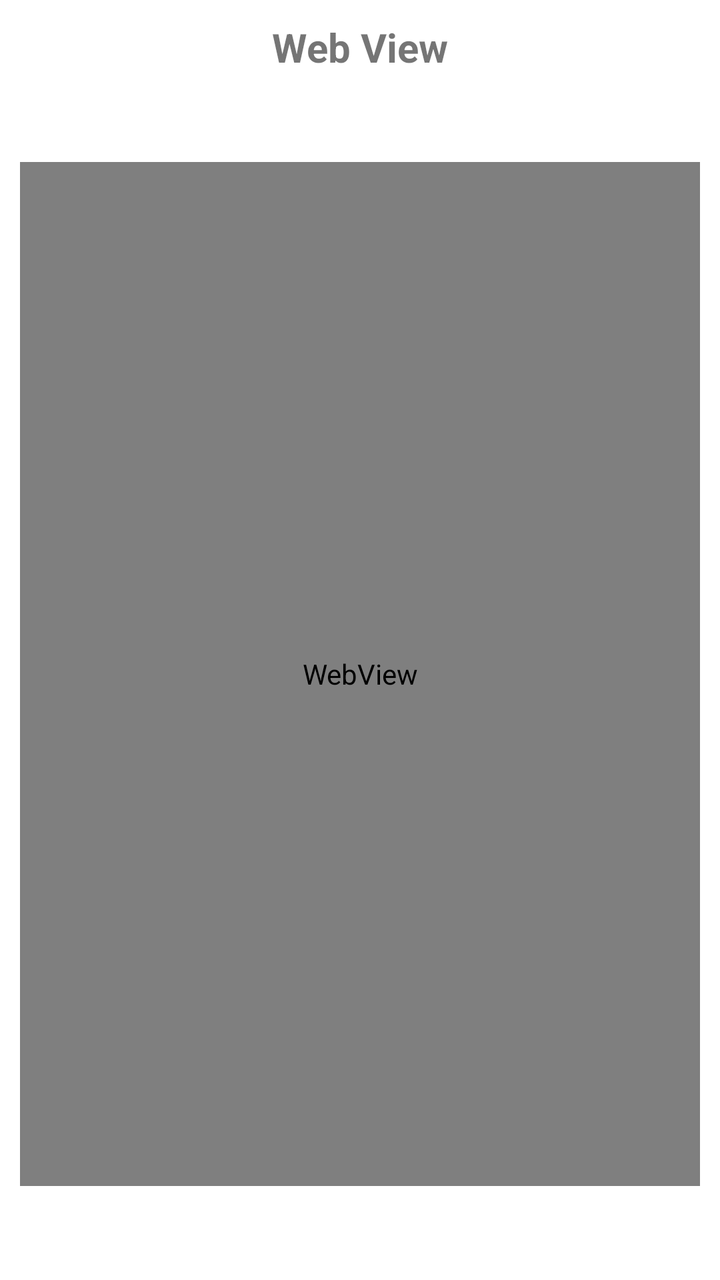
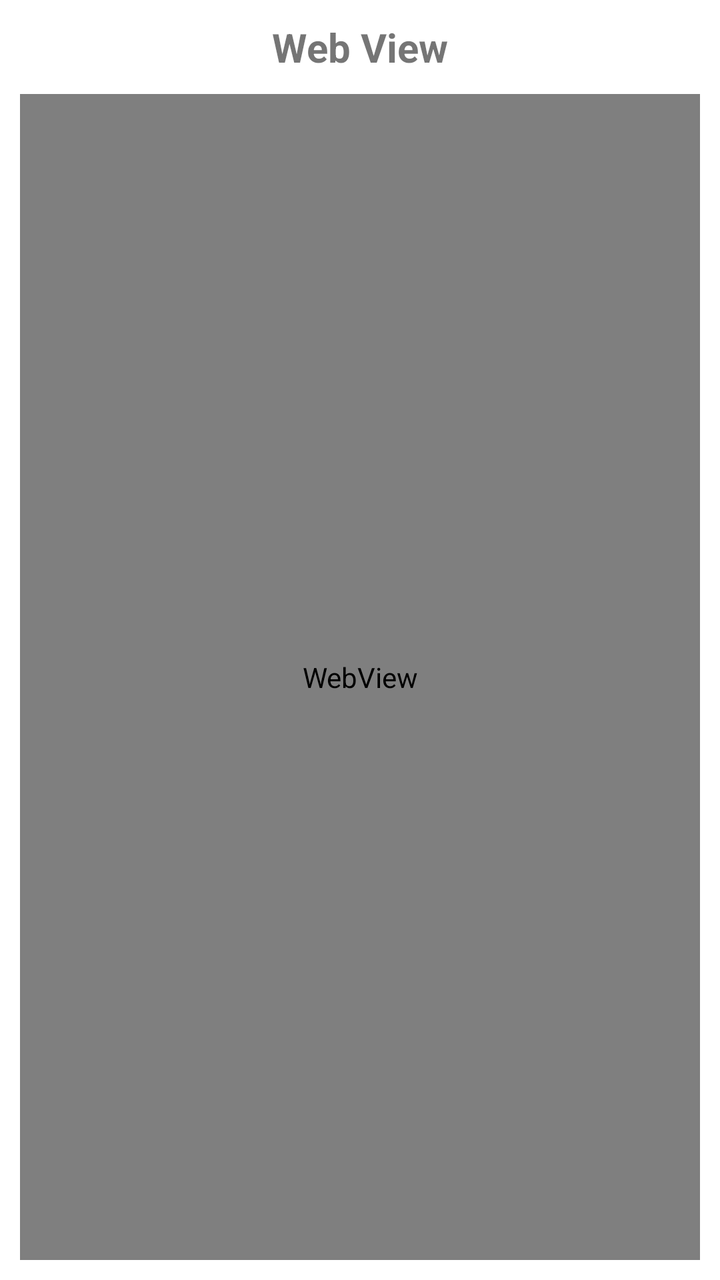

Before-and-after screenshots of an Android layout around one commit, followed by the original layout XML and the change that was made.
<!-- AndroidManifest.xml: application theme Theme.NatorePBS2 -->
<!-- res/layout/fragment_web_view.xml -->
<?xml version="1.0" encoding="utf-8"?>
<androidx.constraintlayout.widget.ConstraintLayout xmlns:android="http://schemas.android.com/apk/res/android"
    xmlns:app="http://schemas.android.com/apk/res-auto"
    xmlns:tools="http://schemas.android.com/tools"
    android:layout_width="match_parent"
    android:layout_height="match_parent"
    tools:context=".ui.WebViewFragment">

    <TextView
        android:id="@+id/titleTextView"
        android:layout_width="wrap_content"
        android:layout_height="wrap_content"
        android:layout_marginTop="10dp"
        android:text="@string/web_view_title"
        android:textAlignment="center"
        android:textSize="20sp"
        android:textStyle="bold"
        app:layout_constraintEnd_toEndOf="parent"
        app:layout_constraintStart_toStartOf="parent"
        app:layout_constraintTop_toTopOf="parent" />

    <WebView
        android:id="@+id/webView"
        android:layout_width="match_parent"
        android:layout_height="0dp"
        android:layout_marginStart="10dp"
        android:layout_marginTop="10dp"
        android:layout_marginEnd="10dp"
        android:layout_marginBottom="13dp"
        app:layout_constraintHeight_percent="0.8"
        app:layout_constraintBottom_toTopOf="@+id/openInBrowserButton"
        app:layout_constraintEnd_toEndOf="parent"
        app:layout_constraintStart_toStartOf="parent"
        app:layout_constraintTop_toBottomOf="@id/titleTextView"/>

    <Button
        android:id="@+id/openInBrowserButton"
        android:layout_width="wrap_content"
        android:layout_height="wrap_content"
        android:layout_marginBottom="10dp"
        android:visibility="gone"
        android:text="@string/open_in_browser"
        app:layout_constraintBottom_toBottomOf="parent"
        app:layout_constraintEnd_toEndOf="parent"
        app:layout_constraintStart_toStartOf="parent"
        app:layout_constraintTop_toBottomOf="@id/webView" />

</androidx.constraintlayout.widget.ConstraintLayout>
<!-- resources referenced by this layout -->
<resources>
  <string name="open_in_browser">Open in Browser</string>
  <string name="web_view_title">Web View</string>
  <style name="Theme.NatorePBS2" parent="Theme.MaterialComponents.DayNight.DarkActionBar">
          
          <item name="colorPrimary">@color/sea_green</item>
          <item name="colorPrimaryVariant">@color/sea_green</item>
          <item name="colorOnPrimary">@color/white</item>
          
          <item name="colorSecondary">@color/teal_200</item>
          <item name="colorSecondaryVariant">@color/teal_700</item>
          <item name="colorOnSecondary">@color/black</item>
          
          <item name="android:statusBarColor">?attr/colorPrimaryVariant</item>
          
      </style>
  <color name="sea_green">#FF1BC5B0</color>
  <color name="white">#FFFFFFFF</color>
  <color name="teal_200">#FF03DAC5</color>
  <color name="teal_700">#FF018786</color>
  <color name="black">#FF000000</color>
</resources>

<!-- the commit's change to res/layout/fragment_web_view.xml (unified diff, before → after) -->
@@ -26,8 +26,7 @@
         android:layout_marginStart="10dp"
         android:layout_marginTop="10dp"
         android:layout_marginEnd="10dp"
-        android:layout_marginBottom="13dp"
-        app:layout_constraintHeight_percent="0.8"
+        android:layout_marginBottom="10dp"
         app:layout_constraintBottom_toTopOf="@+id/openInBrowserButton"
         app:layout_constraintEnd_toEndOf="parent"
         app:layout_constraintStart_toStartOf="parent"
